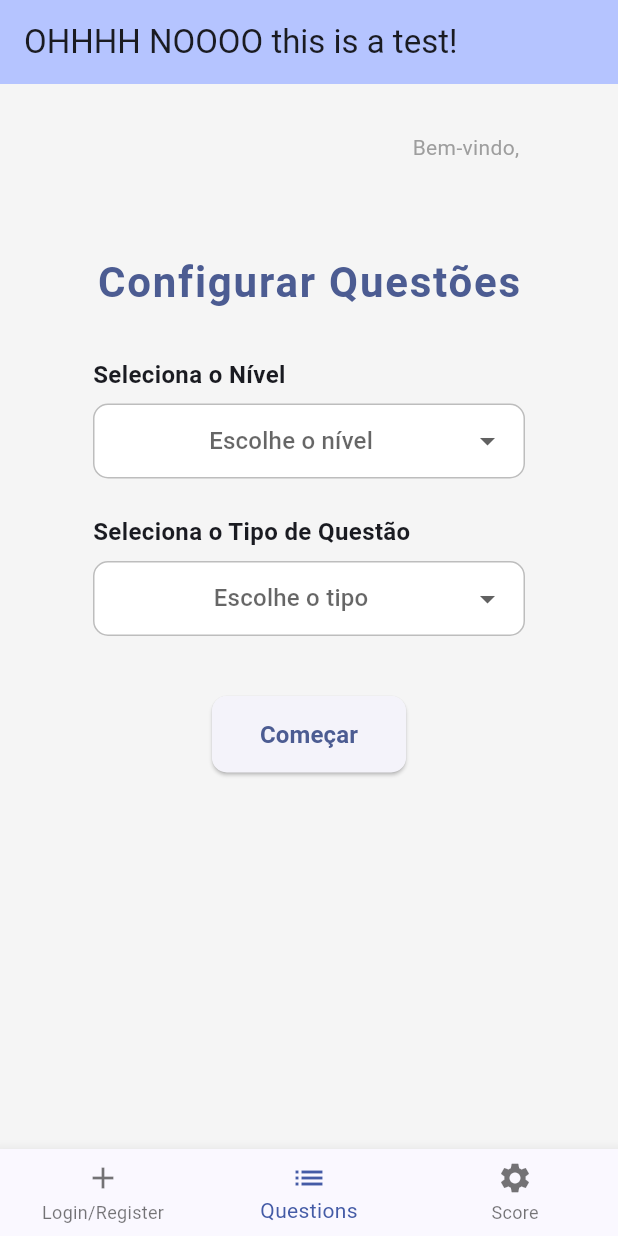
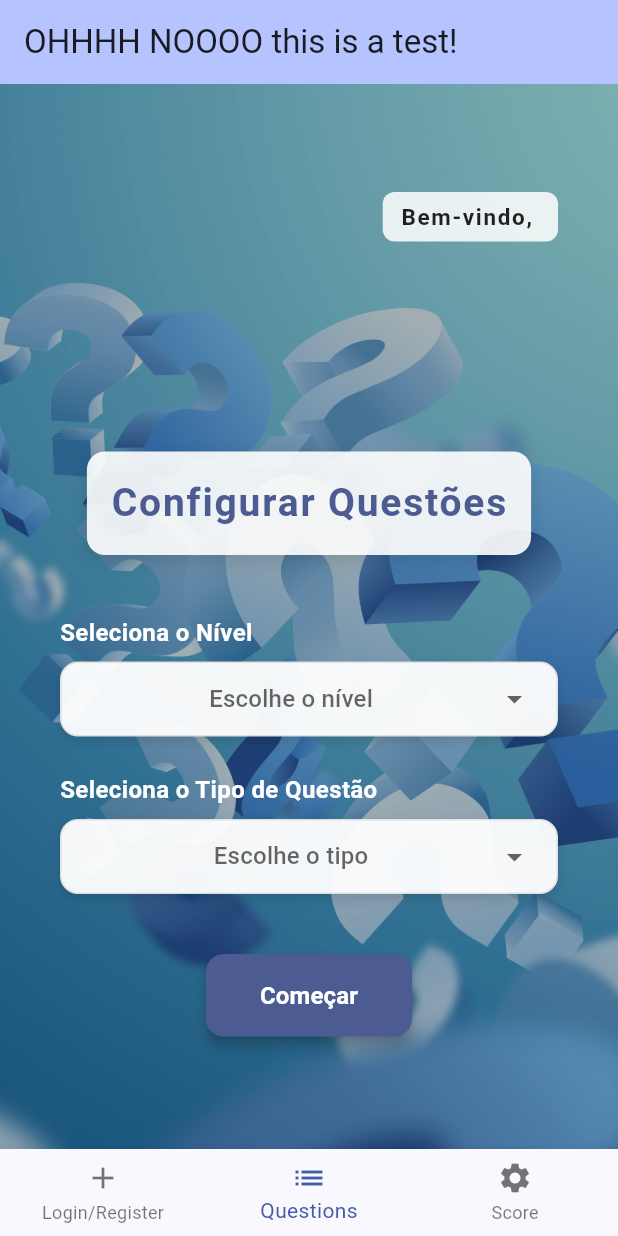
Before and after one commit to PedroLeite2/Exercicio2, a Flutter app: the screen it shows after launch, item 2 of the bottom bar chosen, on a phone screen of 412 x 824 dp. Run offline on Flutter 3.47's test engine with Material 3 defaults, Android fonts, the phone set to English and light mode, and no system bars; our stand-ins replace sqflite; accounts and stored records are empty.

Commit message:
questions

```diff
--- a/lib/buildWidgetConfigureQuestions.dart
+++ b/lib/buildWidgetConfigureQuestions.dart
@@ -24,8 +24,7 @@ class ConfigureQuestionsPage extends StatefulWidget {
   const ConfigureQuestionsPage({super.key, this.nomeUtilizador});
 
   @override
-  State<ConfigureQuestionsPage> createState() =>
-      _ConfigureQuestionsPageState();
+  State<ConfigureQuestionsPage> createState() => _ConfigureQuestionsPageState();
 }
 
 class _ConfigureQuestionsPageState extends State<ConfigureQuestionsPage> {
@@ -35,122 +34,115 @@ class _ConfigureQuestionsPageState extends State<ConfigureQuestionsPage> {
   @override
   Widget build(BuildContext context) {
     return Scaffold(
-      backgroundColor: Colors.grey[100],
-      body: SafeArea(
-        child: SingleChildScrollView(
-          padding:
-              const EdgeInsets.symmetric(horizontal: 62.0, vertical: 32.0),
+      body: Stack(
+        children: [
+
+          Container(
+            decoration: const BoxDecoration(
+              image: DecorationImage(
+                image: AssetImage('assets/images/background_conf_questions.jpg'),
+                fit: BoxFit.cover,
+              ),
+            ),
+          ),
+
+
+          Container(
+            color: Colors.black.withOpacity(0.3),
+          ),
+
+
+          Padding(
+            padding: const EdgeInsets.symmetric(horizontal: 40, vertical: 32),
             child: Column(
               crossAxisAlignment: CrossAxisAlignment.start,
               children: [
-              // 🔸 Título de boas-vindas pequeno à esquerda
+                const SizedBox(height: 40),
+
                 Align(
                   alignment: Alignment.centerRight,
+                  child: Container(
+                    padding: const EdgeInsets.symmetric(horizontal: 12, vertical: 6),
+                    decoration: BoxDecoration(
+                      color: Colors.white.withOpacity(0.85),
+                      borderRadius: BorderRadius.circular(8),
+                    ),
                     child: Text(
                       'Bem-vindo, ${widget.nomeUtilizador ?? ''}',
                       style: const TextStyle(
-                    fontSize: 14,
-                    fontWeight: FontWeight.w400,
-                    color: Colors.grey,
+                        fontSize: 15,
+                        fontWeight: FontWeight.bold,
+                        color: Colors.black87,
+                        letterSpacing: 1.1,
                       ),
                     ),
                   ),
-              const SizedBox(height: 60),
+                ),
 
-              // 🔹 Título principal centrado
+                const SizedBox(height: 140),
+
                 Center(
+                  child: Container(
+                    padding: const EdgeInsets.all(16),
+                    decoration: BoxDecoration(
+                      color: Colors.white.withOpacity(0.9),
+                      borderRadius: BorderRadius.circular(12),
+                      boxShadow: [
+                        BoxShadow(
+                          color: Colors.black12,
+                          blurRadius: 10,
+                          offset: Offset(0, 4),
+                        ),
+                      ],
+                    ),
                     child: Text(
                       'Configurar Questões',
                       style: TextStyle(
-                    fontSize: 28,
+                        fontSize: 26,
                         fontWeight: FontWeight.bold,
                         color: Theme.of(context).colorScheme.primary,
                         letterSpacing: 1.2,
                       ),
                     ),
                   ),
-              const SizedBox(height: 30),
+                ),
 
-              // 🔻 Nível
+                const SizedBox(height: 40),
+
                 const Text(
                   'Seleciona o Nível',
-                style: TextStyle(fontSize: 16, fontWeight: FontWeight.w600),
+                  style: TextStyle(
+                    fontSize: 16,
+                    fontWeight: FontWeight.w600,
+                    color: Colors.white,
+                  ),
                 ),
                 const SizedBox(height: 8),
-              Container(
-                padding: const EdgeInsets.symmetric(horizontal: 12),
-                decoration: BoxDecoration(
-                  color: Colors.white,
-                  border: Border.all(color: Colors.grey.shade400),
-                  borderRadius: BorderRadius.circular(10),
-                ),
-                child: DropdownButtonHideUnderline(
-                  child: DropdownButton<int>(
-                    isExpanded: true,
-                    value: _nivelSelecionado,
-                    hint: const Center(child: Text('Escolhe o nível')),
-                    onChanged: (int? novoValor) {
-                      setState(() {
-                        _nivelSelecionado = novoValor;
-                      });
-                    },
-                    items: nivel.entries.map<DropdownMenuItem<int>>((entry) {
-                      return DropdownMenuItem<int>(
-                        value: entry.key,
-                        child: Container(
-                          width: double.infinity,
-                          alignment: Alignment.center,
-                          child: Text(
-                            entry.value,
-                            textAlign: TextAlign.center,
-                          ),
-                        ),
-                      );
-                    }).toList(),
-                  ),
-                ),
+
+                _buildDropdownContainer(
+                  _nivelSelecionado,
+                  'Escolhe o nível',
+                  nivel,
+                  (valor) => setState(() => _nivelSelecionado = valor),
                 ),
 
                 const SizedBox(height: 24),
 
-              // 🔻 Tipo
                 const Text(
                   'Seleciona o Tipo de Questão',
-                style: TextStyle(fontSize: 16, fontWeight: FontWeight.w600),
+                  style: TextStyle(
+                    fontSize: 16,
+                    fontWeight: FontWeight.w600,
+                    color: Colors.white,
+                  ),
                 ),
                 const SizedBox(height: 8),
-              Container(
-                padding: const EdgeInsets.symmetric(horizontal: 12),
-                decoration: BoxDecoration(
-                  color: Colors.white,
-                  border: Border.all(color: Colors.grey.shade400),
-                  borderRadius: BorderRadius.circular(10),
-                ),
-                child: DropdownButtonHideUnderline(
-                  child: DropdownButton<int>(
-                    isExpanded: true,
-                    value: _tipoSelecionado,
-                    hint: const Center(child: Text('Escolhe o tipo')),
-                    onChanged: (int? novoValor) {
-                      setState(() {
-                        _tipoSelecionado = novoValor;
-                      });
-                    },
-                    items: tipo.entries.map<DropdownMenuItem<int>>((entry) {
-                      return DropdownMenuItem<int>(
-                        value: entry.key,
-                        child: Container(
-                          width: double.infinity,
-                          alignment: Alignment.center,
-                          child: Text(
-                            entry.value,
-                            textAlign: TextAlign.center,
-                          ),
-                        ),
-                      );
-                    }).toList(),
-                  ),
-                ),
+
+                _buildDropdownContainer(
+                  _tipoSelecionado,
+                  'Escolhe o tipo',
+                  tipo,
+                  (valor) => setState(() => _tipoSelecionado = valor),
                 ),
 
                 const SizedBox(height: 40),
@@ -158,25 +150,21 @@ class _ConfigureQuestionsPageState extends State<ConfigureQuestionsPage> {
                 Center(
                   child: ElevatedButton(
                     style: ElevatedButton.styleFrom(
-                    padding: const EdgeInsets.symmetric(
-                      horizontal: 32,
-                      vertical: 14,
+                      backgroundColor: Theme.of(context).colorScheme.primary,
+                      padding: const EdgeInsets.symmetric(horizontal: 36, vertical: 16),
+                      shape: RoundedRectangleBorder(
+                        borderRadius: BorderRadius.circular(12),
                       ),
-                    shape: RoundedRectangleBorder(
-                      borderRadius: BorderRadius.circular(10),
-                    ),
+                      elevation: 4,
                     ),
                     onPressed: () {
-                    if (_nivelSelecionado != null &&
-                        _tipoSelecionado != null) {
+                      if (_nivelSelecionado != null && _tipoSelecionado != null) {
                         Navigator.push(
                           context,
                           MaterialPageRoute(
                             builder: (context) => QuestionsPage(
                               nivelSelecionado: _nivelSelecionado!,
                               tipoSelecionado: _tipoSelecionado!,
-                            // Se quiseres passar também o nome:
-                            // nomeUtilizador: widget.nomeUtilizador,
                             ),
                           ),
                         );
@@ -193,14 +181,60 @@ class _ConfigureQuestionsPageState extends State<ConfigureQuestionsPage> {
                     },
                     child: const Text(
                       'Começar',
-                    style:
-                        TextStyle(fontSize: 16, fontWeight: FontWeight.bold),
+                      style: TextStyle(
+                        fontSize: 16,
+                        fontWeight: FontWeight.bold,
+                        color: Colors.white,
+                      ),
                     ),
                   ),
                 ),
               ],
             ),
           ),
+        ],
+      ),
+    );
+  }
+
+  Widget _buildDropdownContainer(
+    int? valorAtual,
+    String textoHint,
+    Map<int, String> opcoes,
+    ValueChanged<int?> onChanged,
+  ) {
+    return Container(
+      padding: const EdgeInsets.symmetric(horizontal: 16),
+      decoration: BoxDecoration(
+        color: Colors.white.withOpacity(0.95),
+        border: Border.all(color: Colors.grey.shade300),
+        borderRadius: BorderRadius.circular(12),
+        boxShadow: const [
+          BoxShadow(
+            color: Colors.black12,
+            blurRadius: 6,
+            offset: Offset(0, 3),
+          ),
+        ],
+      ),
+      child: DropdownButtonHideUnderline(
+        child: DropdownButton<int>(
+          isExpanded: true,
+          value: valorAtual,
+          hint: Center(child: Text(textoHint)),
+          onChanged: onChanged,
+          items: opcoes.entries.map((entry) {
+            return DropdownMenuItem<int>(
+              value: entry.key,
+              child: Center(
+                child: Text(
+                  entry.value,
+                  textAlign: TextAlign.center,
+                ),
+              ),
+            );
+          }).toList(),
+        ),
       ),
     );
   }
--- a/pubspec.yaml
+++ b/pubspec.yaml
@@ -61,6 +61,7 @@ flutter:
   # To add assets to your application, add an assets section, like this:
   assets:
     - assets/database/avaliacaoex2sqlite.db
+    - assets/images/
 
   # An image asset can refer to one or more resolution-specific "variants", see
   # https://flutter.dev/to/resolution-aware-images
```
Also changed, not shown: assets/images/background_conf_questions.jpg (added), 1 other file. Lines whose indentation alone changed are shown as unchanged.
